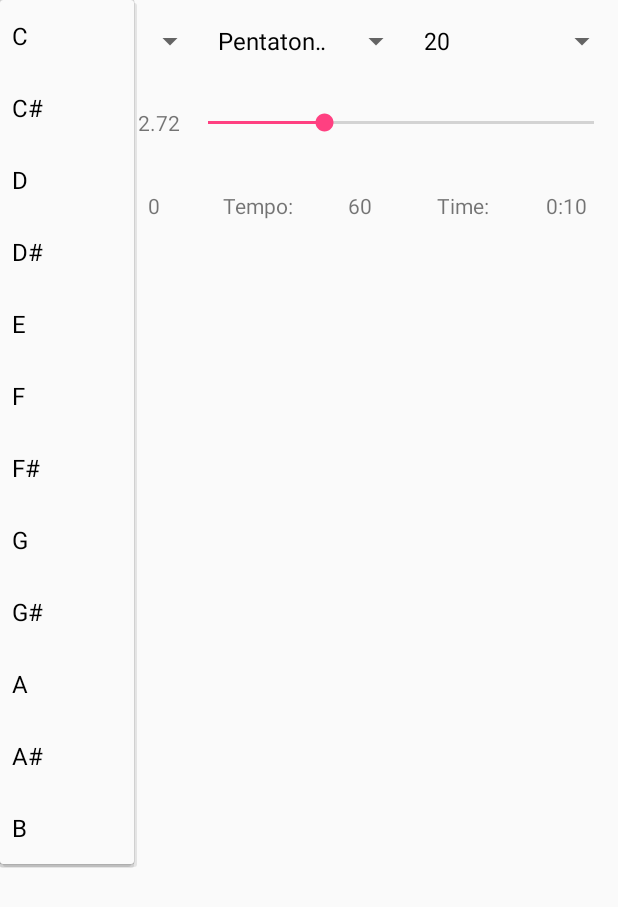
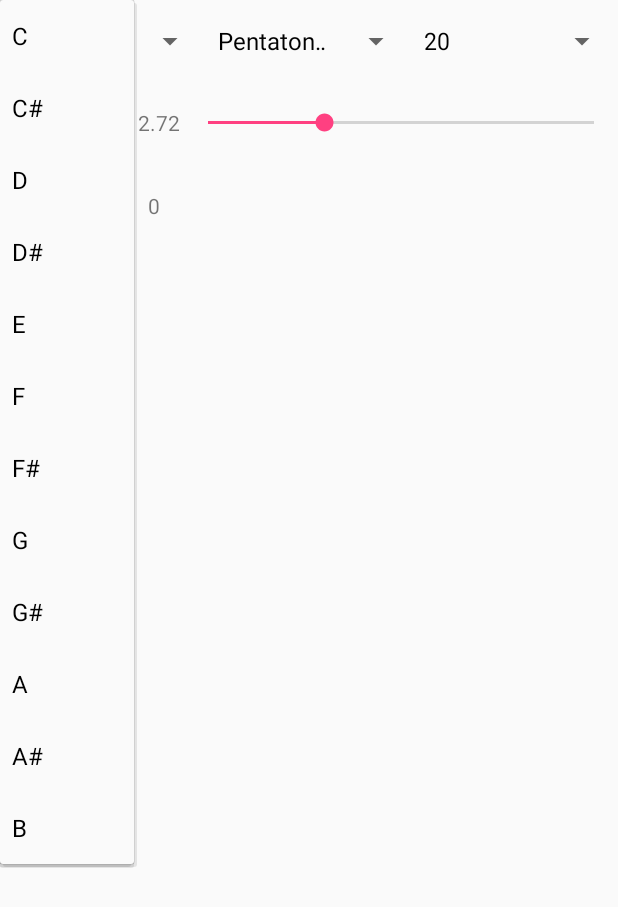
Before and after one commit to Jchavez/StepCounterScheduled, an Android app: the screen it shows after launch (MainActivity), after a tap on an icon or button, on a phone screen of 412 x 824 dp. Shown: the top 907 px of the screen. Run offline under Robolectric (Android 15) with nearby library versions, the phone set to English and light mode, and no system bars; libraries missing offline, so code that uses them is left out: csnd6.controlChannelType, org.achartengine, org.achartengine.chart, org.achartengine.model, org.achartengine.renderer; 36 statements that could not run were skipped.

Commit message:
Delete Time

```diff
--- a/app/src/main/java/com/dobi/walkingsynth/MainActivity.java
+++ b/app/src/main/java/com/dobi/walkingsynth/MainActivity.java
@@ -48,11 +48,8 @@ public class MainActivity extends AppCompatActivity {
     private AccelerometerGraph mAccelGraph;
     private TextView mThreshValTextView;
     private TextView mStepCountTextView;
-    private TextView mTempoValTextView;
-    private TextView mTimeValTextView;
     private MusicCreator mMusicCreator;
 
-    private TimeCounter mTimer;
     private Handler mHandler = new Handler();
 
     // constant reference
@@ -87,13 +84,7 @@ public class MainActivity extends AppCompatActivity {
         formatThreshTextView(AccelerometerProcessing.THRESH_INIT_VALUE);
         mStepCountTextView = (TextView)findViewById(R.id.stepcount_textView);
         mStepCountTextView.setText(String.valueOf(0));
-        mTempoValTextView = (TextView)findViewById(R.id.tempoval_textView);
-        mTempoValTextView.setText(String.valueOf(mMusicCreator.getAnalyzer().getTempo()));
-        mTimeValTextView = (TextView)findViewById(R.id.timeVal_textView);
 
-        // timer counter
-        mTimer = new TimeCounter(mHandler,mTimeValTextView);
-        mTimer.start();
 
         // UI default setup
         GraphicalView graphicalView = mAccelGraph.getView(this);
@@ -114,8 +105,6 @@ public class MainActivity extends AppCompatActivity {
                 mStepCountTextView.setText(String.valueOf(mStepCount));
                 mMusicCreator.getAnalyzer().onStep(eventMsecTime);
                 mMusicCreator.invalidateStep(mStepCount);
-                mTempoValTextView.setText(
-                        String.valueOf(mMusicCreator.getAnalyzer().getTempo()));
             }
         });
 
@@ -261,7 +250,6 @@ public class MainActivity extends AppCompatActivity {
         super.onResume();
         mAccelDetector.startDetector();
         mMusicCreator.startCSound();
-        mTimer.resume();
     }
 
     @Override
@@ -269,7 +257,6 @@ public class MainActivity extends AppCompatActivity {
         super.onPause();
         Log.d(TAG, "OnPause");
         mAccelDetector.stopDetector();
-        mTimer.pause();
     }
 
     @Override
--- a/app/src/main/res/layout/activity_main.xml
+++ b/app/src/main/res/layout/activity_main.xml
@@ -124,36 +124,6 @@
                     android:id="@+id/stepcount_textView"
                     android:gravity="center" />
 
-                <TextView
-                    android:layout_weight="1"
-                    android:layout_width="0dp"
-                    android:layout_height="match_parent"
-                    android:text="@string/tempo_val"
-                    android:textAlignment="center"
-                    android:gravity="center" />
-
-                <TextView
-                    android:layout_weight="1"
-                    android:layout_width="0dp"
-                    android:layout_height="match_parent"
-                    android:id="@+id/tempoval_textView"
-                    android:gravity="center" />
-
-                <TextView
-                    android:layout_weight="1"
-                    android:layout_width="0dp"
-                    android:layout_height="match_parent"
-                    android:text="@string/time_val"
-                    android:textAlignment="center"
-                    android:gravity="center" />
-
-                <TextView
-                    android:layout_weight="1"
-                    android:layout_width="0dp"
-                    android:layout_height="match_parent"
-                    android:id="@+id/timeVal_textView"
-                    android:gravity="center" />
-
             </LinearLayout>
 
         </LinearLayout>
```
Also changed, not shown: 1 other file.
